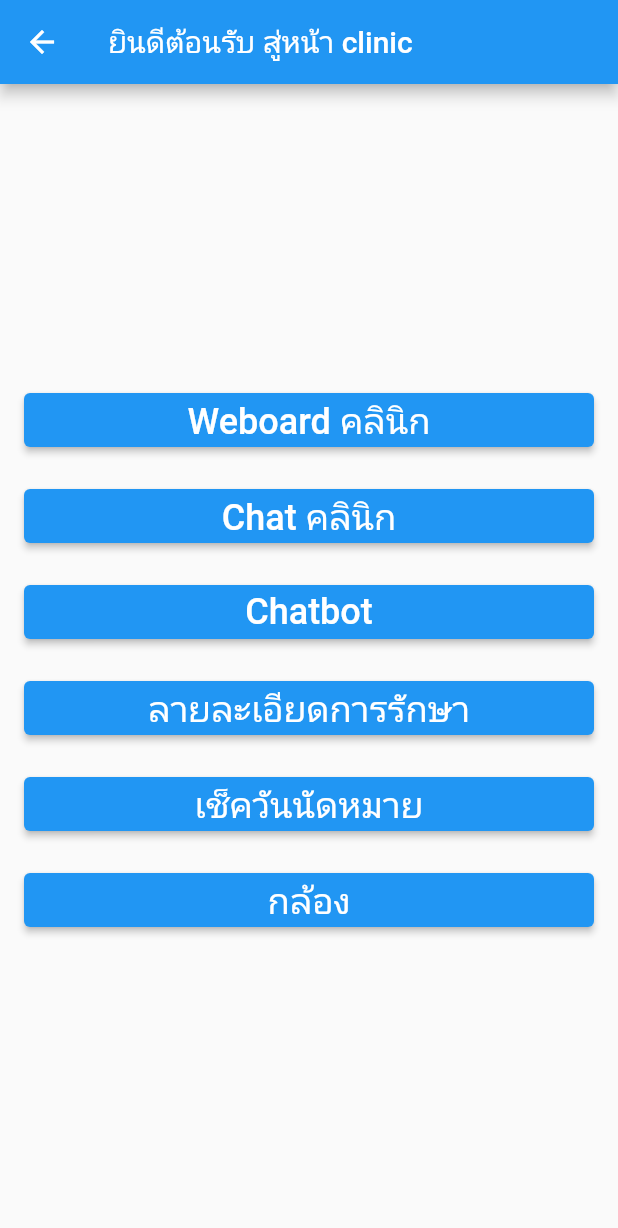
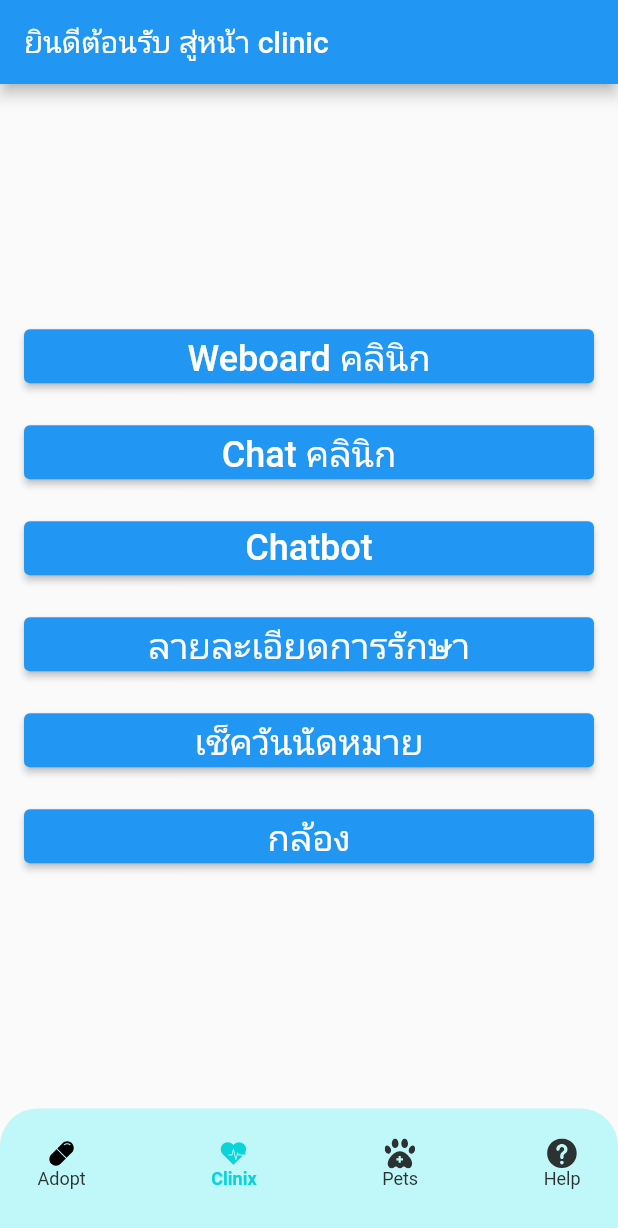
Before and after one commit to Yunocat02/LittleBuddy, a Flutter app: the Clinic screen opened directly, on a phone screen of 412 x 824 dp. Shown: the top 1228 px of the screen. Run offline on Flutter 3.47's test engine with Material 2 defaults, Android fonts, the phone set to English and light mode, and no system bars; our stand-ins replace cloud_firestore, firebase_auth, firebase_core, flutter_svg, gap, get and 5 more; missing offline and left inert: dialog_flowtter; accounts and stored records are empty.

Commit message:
add bottomnavigator for clinic and pets

```diff
--- a/lib/views/clinic_view.dart
+++ b/lib/views/clinic_view.dart
@@ -1,5 +1,12 @@
+import 'package:LittleBuddy/views/Chatbot_view.dart';
 import 'package:LittleBuddy/views/cam_view.dart';
+import 'package:LittleBuddy/views/home.dart';
 import 'package:flutter/material.dart';
+import 'package:flutter_svg/svg.dart';
+
+import '../utils/styles.dart';
+import 'datareportviewsmember.dart';
+import 'mypets_view.dart';
 
 class Clinic extends StatefulWidget {
   const Clinic({Key? key}) : super(key: key);
@@ -8,11 +15,37 @@ class Clinic extends StatefulWidget {
   State<Clinic> createState() => _ClinicState();
 }
 
+List navItems = [
+  {
+    'text': 'Adopt',
+    'icon': 'assets/nav_icons/pill_icon.svg',
+    'page': const Home()
+  },
+  {
+    'text': 'Clinix',
+    'icon': 'assets/nav_icons/heart_icon.svg',
+    'page': const Clinic()
+  },
+  {
+    'text': 'Pets',
+    'icon': 'assets/nav_icons/vet_icon.svg',
+    'page': const Mypets()
+  },
+  {
+    'text': 'Help',
+    'icon': 'assets/nav_icons/help_icon.svg',
+    'page': datareportviewsmember()
+  },
+];
+
 class _ClinicState extends State<Clinic> {
   @override
   Widget build(BuildContext context) {
     return Scaffold(
-      appBar: AppBar(title: Text("ยินดีต้อนรับ สู่หน้า clinic")),
+      appBar: AppBar(
+        title: Text("ยินดีต้อนรับ สู่หน้า clinic"),
+        automaticallyImplyLeading: false,
+      ),
       body: Padding(
         padding: const EdgeInsets.all(16.0), // add some padding
         child: Column(
@@ -38,7 +71,12 @@ class _ClinicState extends State<Clinic> {
             SizedBox(
               width: double.infinity,
               child: ElevatedButton(
-                onPressed: () {},
+                onPressed: () {
+                  Navigator.push(
+                    context,
+                    MaterialPageRoute(builder: (context) => Chatbot()),
+                  );
+                },
                 child: Text('Chatbot', style: TextStyle(fontSize: 24)),
               ),
             ),
@@ -75,6 +113,49 @@ class _ClinicState extends State<Clinic> {
           ],
         ),
       ),
+      bottomNavigationBar: Container(
+        height: 85,
+        decoration: BoxDecoration(
+            borderRadius: const BorderRadius.vertical(top: Radius.circular(25)),
+            color: Styles.bgColor),
+        padding: const EdgeInsets.fromLTRB(25, 20, 25, 0),
+        child: Row(
+          mainAxisAlignment: MainAxisAlignment.spaceBetween,
+          children: navItems.map<Widget>((e) {
+            return InkWell(
+              child: Column(
+                crossAxisAlignment: CrossAxisAlignment.center,
+                children: [
+                  SvgPicture.asset(e['icon'],
+                      height: 20,
+                      color: navItems.indexOf(e) == 1
+                          ? Styles.highlightColor
+                          : null),
+                  Text(
+                    e['text'],
+                    style: TextStyle(
+                        fontSize: 12,
+                        color: navItems.indexOf(e) == 1
+                            ? Styles.highlightColor
+                            : Styles.blackColor,
+                        fontWeight:
+                            navItems.indexOf(e) == 1 ? FontWeight.bold : null),
+                  )
+                ],
+              ),
+              onTap: () async {
+                if (navItems.indexOf(e) == 0 ||
+                    navItems.indexOf(e) == 1 ||
+                    navItems.indexOf(e) == 2 ||
+                    navItems.indexOf(e) == 3) {
+                  Navigator.push(
+                      context, MaterialPageRoute(builder: (_) => e['page']));
+                }
+              },
+            );
+          }).toList(),
+        ),
+      ),
     );
   }
 }
```
Also changed, not shown: lib/views/mypets_view.dart (+76 -2 lines).
